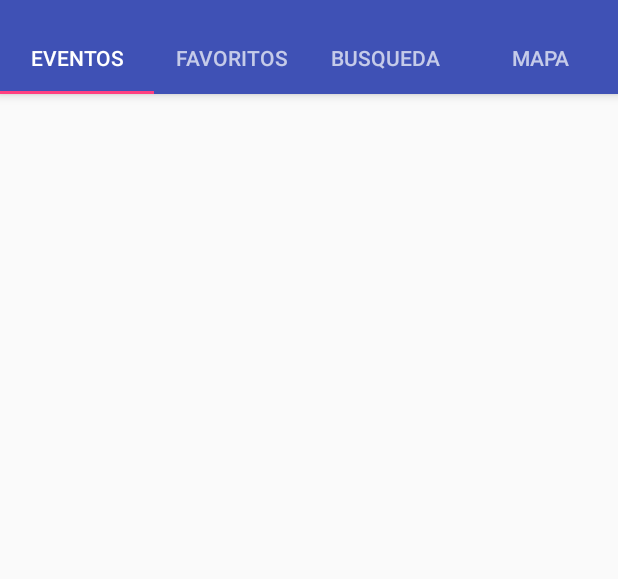
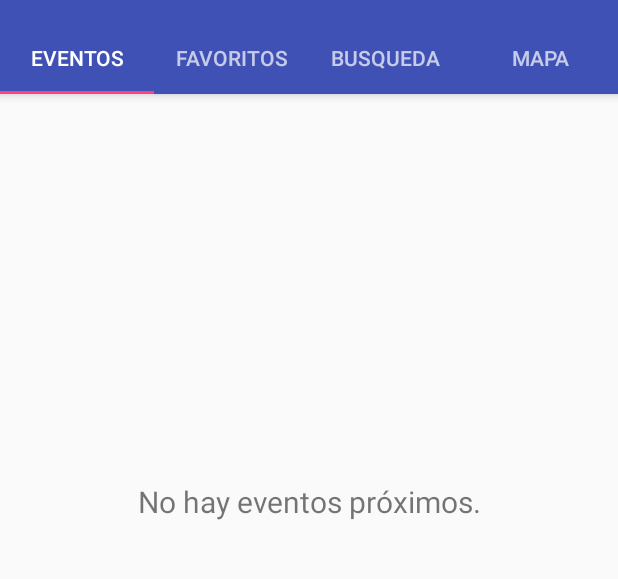
Before and after one commit to omarivanfq/Cartelera-Tec, an Android app: the layout activity_main.xml on its own in the app's theme, with its tools: preview values and no code run, on a phone screen of 412 x 824 dp, the part 158-737 px from its top. Run offline under Robolectric (Android 15) with nearby library versions, the phone set to English and light mode, and no system bars.

Commit message:
No Events TextView

```diff
--- a/app/src/main/java/com/itesm/cartelera_tec_mty/EventAdapter.kt
+++ b/app/src/main/java/com/itesm/cartelera_tec_mty/EventAdapter.kt
@@ -53,7 +53,7 @@
             detailIntent.putExtra(EventsTab.EXTRA_EVENT, event)
             startActivity(context, detailIntent, null)
         }
-
     }
 
+
 }
--- a/app/src/main/res/layout/activity_main.xml
+++ b/app/src/main/res/layout/activity_main.xml
@@ -1,5 +1,6 @@
 <?xml version="1.0" encoding="utf-8"?>
-<android.support.design.widget.CoordinatorLayout xmlns:android="http://schemas.android.com/apk/res/android"
+<android.support.design.widget.CoordinatorLayout
+    xmlns:android="http://schemas.android.com/apk/res/android"
     xmlns:app="http://schemas.android.com/apk/res-auto"
     xmlns:tools="http://schemas.android.com/tools"
     android:id="@+id/main_content"
@@ -59,10 +60,21 @@
         </android.support.design.widget.TabLayout>
     </android.support.design.widget.AppBarLayout>
 
+
     <android.support.v4.view.ViewPager
         android:id="@+id/container"
         android:layout_width="match_parent"
         android:layout_height="match_parent"
         app:layout_behavior="@string/appbar_scrolling_view_behavior" />
 
+    <TextView
+        android:id="@+id/textview_noevents"
+        android:textAlignment="center"
+        android:padding="10dp"
+        android:textSize="20dp"
+        android:text="@string/no_events_on_db"
+        android:layout_width="match_parent"
+        android:layout_height="wrap_content"
+        android:layout_gravity="center_vertical|center_horizontal"/>
+
 </android.support.design.widget.CoordinatorLayout>
--- a/app/src/main/res/values/strings.xml
+++ b/app/src/main/res/values/strings.xml
@@ -6,4 +6,7 @@
     <string name="tab_text_4">Mapa</string>
     <string name="action_settings">Ajustes</string>
     <string name="title_activity_maps">Map</string>
+    <string name="no_events_on_db">No hay eventos próximos.</string>
+    <string name="removed_favorite">Se quitó de favoritos.</string>
+    <string name="added_favorite">Se agregó a favoritos.</string>
 </resources>
```
Also changed, not shown: app/src/main/java/com/itesm/cartelera_tec_mty/MainActivity.kt (+9 -8 lines), app/src/main/res/layout/events_tab.xml (+0 -7 lines).
